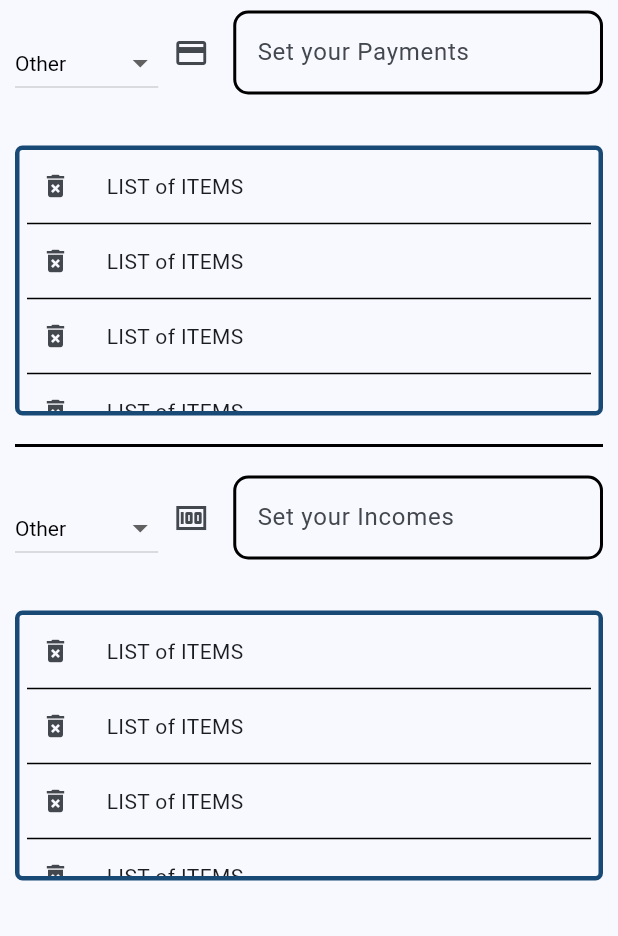
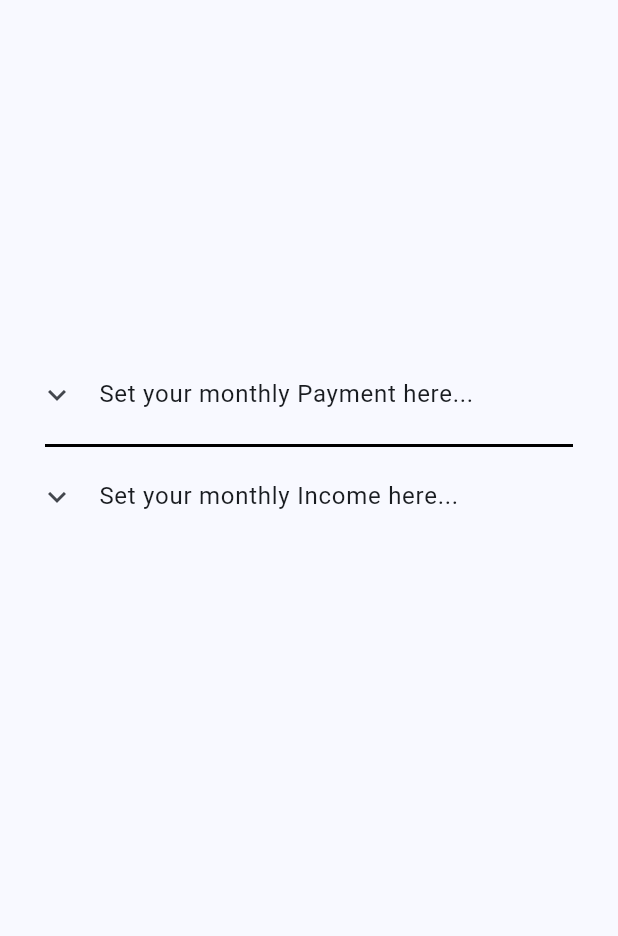
Before and after one commit to Ossdraboon/mynance, a Flutter app: the ManageAccount screen opened by its route, on a phone screen of 412 x 824 dp, the part 300-1236 px from its top. Run offline on Flutter 3.47's test engine with Material 2 defaults, Android fonts, the light colour scheme and no system bars; our stand-ins replace dropdown_button2; missing offline and left inert: metaballs.

Commit message:
progress dude

```diff
--- a/lib/manageAccountPage.dart
+++ b/lib/manageAccountPage.dart
@@ -124,14 +124,19 @@ class ManageAccount extends StatelessWidget {
                   child: Column(
                     mainAxisAlignment: MainAxisAlignment.center,
                     children: [
-                      const Column(
+                       Column(
                         mainAxisAlignment: MainAxisAlignment.start,
                         children: <Widget>[
-                          SizedBox(height: 170),
-                          PaymentSectionManage(),
-                          SizedBox(height: 20),
-                        ],
-                      ),
+                          const SizedBox(height: 170),
+                          Column(
+                            children: <Widget>[
+                              ExpansionTile(
+                                title: const Text('Set your monthly Payment here...'),
+                                //subtitle: Text('do i need that?'),
+                                controlAffinity: ListTileControlAffinity.leading,
+                                children: <Widget>[
+                                  const PaymentSectionManage(),
+                                  const SizedBox(height: 20),
                                   Container(
                                     decoration: BoxDecoration(
                                       border: Border.all(
@@ -139,7 +144,7 @@ class ManageAccount extends StatelessWidget {
                                           color: colorScheme.onPrimaryContainer),
                                       borderRadius: BorderRadius.circular(5.0),
                                     ),
-                        height: 180,
+                                    height: 220,
                                     width: 500,
                                     child: const SingleChildScrollView(
                                       child: Column(
@@ -155,19 +160,29 @@ class ManageAccount extends StatelessWidget {
                                     ),
 
                                   ),
+                                  const SaveButton(),
+                                ],
+                              ),
+                            ],
+                          ),
+                        ],
+                      ),
                       const Divider(
-                        height: 40,
+                        height: 10,
                         thickness: 2,
-                        indent: 0,
-                        endIndent: 0,
+                        indent: 20,
+                        endIndent: 20,
                         color: Colors.black,
                       ),
-                      const Column(
-                        children: [
-                          IncomeSectionManage(),
-                          SizedBox(height: 20),
-                        ],
-                      ),
+                      Column(
+                        children: <Widget>[
+                          ExpansionTile(
+                            title: const Text('Set your monthly Income here...'),
+                            //subtitle: Text('do i need that?'),
+                            controlAffinity: ListTileControlAffinity.leading,
+                            children: <Widget>[
+                              const IncomeSectionManage(),
+                              const SizedBox(height: 20),
                               Container(
                                 decoration: BoxDecoration(
                                   border: Border.all(
@@ -175,7 +190,7 @@ class ManageAccount extends StatelessWidget {
                                       color: colorScheme.onPrimaryContainer),
                                   borderRadius: BorderRadius.circular(5.0),
                                 ),
-                        height: 180,
+                                height: 220,
                                 width: 500,
                                 child: const SingleChildScrollView(
                                   child: Column(
@@ -191,6 +206,12 @@ class ManageAccount extends StatelessWidget {
                                 ),
 
                               ),
+                              const SaveButton(),
+                            ],
+                          ),
+                        ],
+                      ),
+
                     ],
                   ),
                 ),
```
Also changed, not shown: lib/homePage.dart (+4 -4 lines), lib/loginPage.dart (+7 -7 lines). Lines whose indentation alone changed are shown as unchanged.
